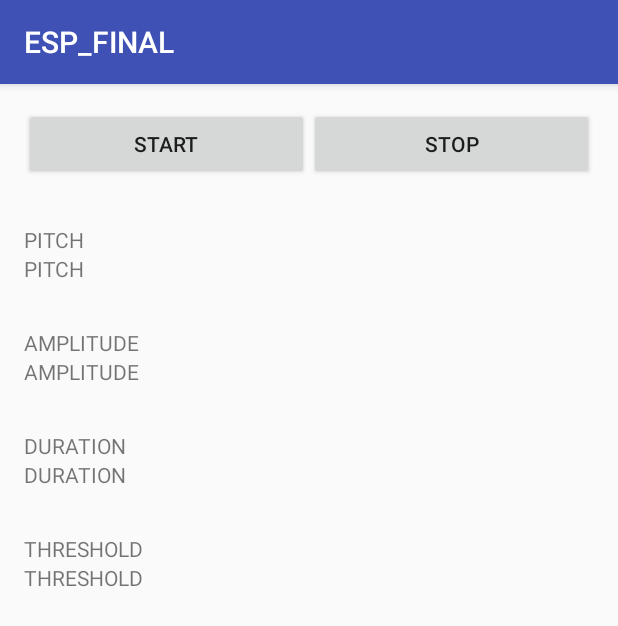
After one commit to dbawale/ECE558Project4, an Android app: the MainActivity screen opened directly, with no data from a screen before it, on a phone screen of 412 x 824 dp. The commit adds this screen. Shown: the top 626 px of the screen. Run offline under Robolectric (Android 15) with nearby library versions, the phone set to English and light mode, and no system bars.

Commit message:
First merge of bluetooth and audio feature

```diff
--- a/app/build.gradle
+++ b/app/build.gradle
@@ -20,10 +20,11 @@ android {
 }
 
 dependencies {
-    compile fileTree(dir: 'libs', include: ['*.jar'])
+    compile fileTree(include: ['*.jar'], dir: 'libs')
     androidTestCompile('com.android.support.test.espresso:espresso-core:2.2.2', {
         exclude group: 'com.android.support', module: 'support-annotations'
     })
     compile 'com.android.support:appcompat-v7:25.0.1'
     testCompile 'junit:junit:4.12'
+    compile files('libs/TarsosDSP-Android-2.0.jar')
 }
--- /dev/null
+++ b/app/src/main/java/srivatsa/yogendra/pdx/edu/esp_final/MainActivity.java
@@ -0,0 +1,282 @@
+package srivatsa.yogendra.pdx.edu.esp_final;
+
+import android.os.Bundle;
+import android.support.v7.app.AppCompatActivity;
+import android.util.Log;
+import android.view.View;
+import android.widget.Button;
+import android.widget.TextView;
+
+import java.util.ArrayList;
+
+
+import android.media.AudioRecord;
+import android.support.v7.app.AppCompatActivity;
+import android.os.Bundle;
+import android.util.Log;
+import android.view.View;
+import android.widget.Button;
+import android.widget.TextView;
+
+import java.lang.reflect.Array;
+import java.util.ArrayList;
+
+import be.tarsos.dsp.AudioDispatcher;
+import be.tarsos.dsp.AudioEvent;
+import be.tarsos.dsp.io.android.AudioDispatcherFactory;
+import be.tarsos.dsp.pitch.PitchDetectionHandler;
+import be.tarsos.dsp.pitch.PitchDetectionResult;
+import be.tarsos.dsp.pitch.PitchProcessor;
+
+public class MainActivity extends AppCompatActivity {
+
+    //private float pitchValue;
+    //private double amplitudeValue;
+    private int size = 512;
+    private int sampleRate = 24000;
+    private AudioDispatcher dispatcher;
+    private Thread thread;
+    private double duration;
+    private ArrayList<Double> amplitudeBuffer;
+
+    private Button startButton;
+    private Button stopButton;
+    private TextView pitchText;
+    private TextView amplitudeText;
+    private TextView durationText;
+    private TextView thresholdText;
+
+
+    private double avgAmplitude = 0.0;
+    private int count = 0;
+    private double sum = 0.0;
+
+
+    //Threshold Constants
+    private static final int MIN_THRESHOLD = 0;
+    private static final int MAX_THRESHOLD = 1;
+    private static final int AVG_THRESHOLD = 2;
+    private double[] threshold = new double[3];
+
+
+    @Override
+    protected void onCreate(Bundle savedInstanceState) {
+        super.onCreate(savedInstanceState);
+        setContentView(R.layout.activity_main);
+
+        initialize(); // Initialize all the widgets to be used in the activity
+
+        /*
+         * Set on click listener for start listening to music
+         */
+        startButton.setOnClickListener(new View.OnClickListener() {
+            @Override
+            public void onClick(View view) {
+                startButton.setEnabled(false);
+                stopButton.setEnabled(true);
+                amplitudeBuffer = new ArrayList<Double>();
+                //Initialize audio dispatcher to listen from microphone
+                dispatcher = AudioDispatcherFactory.fromDefaultMicrophone(sampleRate,1024,size);
+
+                // Calculate the pitch and loudness in the detected audio stream
+                //CalculatePitchLoudness(dispatcher);
+                CalculatePitchLoudness();
+
+                // do this calculation in a thread
+
+                thread = new Thread(dispatcher,"Audio Dispatcher");
+                thread.start();
+
+            }
+        });
+
+        /*
+         * On click listener for stop listening to music
+         */
+        stopButton.setOnClickListener(new View.OnClickListener() {
+            @Override
+            public void onClick(View view) {
+                thread.interrupt();
+                thread = null;
+                startButton.setEnabled(true);
+                stopButton.setEnabled(false);
+                try{
+                    if(dispatcher!=null)
+                    {
+                        dispatcher.stop();
+                    }
+                }
+                catch (Exception e) {
+                    e.printStackTrace();
+                }
+            }
+        });
+
+    }
+
+    // Getters and Setters
+
+    public double getThreshold(int index) {
+        return this.threshold[index];
+    }
+
+    public void setThreshold(double thresholdValue, int index) {
+        this.threshold[index] = thresholdValue;
+    }
+
+
+    /**
+     *
+     */
+    public void initialize()
+    {
+        startButton = (Button) findViewById(R.id.startButton);
+        stopButton = (Button) findViewById(R.id.stopButton);
+        pitchText = (TextView) findViewById(R.id.pitchTextView);
+        amplitudeText = (TextView) findViewById(R.id.amplitudeTextView);
+        durationText = (TextView) findViewById(R.id.durationTextView);
+        thresholdText = (TextView) findViewById(R.id.thresholdTextView);
+
+    }
+
+    /**
+     *
+     *
+     */
+    public void CalculatePitchLoudness()
+    {
+
+        dispatcher.addAudioProcessor(new PitchProcessor(PitchProcessor.PitchEstimationAlgorithm.FFT_YIN, 22050, size*2, new PitchDetectionHandler() {
+
+            @Override
+            public void handlePitch(PitchDetectionResult pitchDetectionResult,
+                                    AudioEvent audioEvent) {
+                double pitchValue = pitchDetectionResult.getPitch();
+                Log.d("PITCH", String.valueOf(pitchValue));
+                double amplitudeValue = CalculateLoudness(audioEvent.getFloatBuffer(), audioEvent.getBufferSize());
+                double dbLevel = soundPressureLevel(audioEvent.getFloatBuffer());
+                calculateThreshold(dbLevel);
+                Log.d("AMPLITUDE", String.valueOf(amplitudeValue));
+                Log.d("DECIBEL", String.valueOf(dbLevel));
+                display(pitchValue, amplitudeValue);
+            }
+        }));
+
+        Log.d("THRESHOLD", String.valueOf(getThreshold(AVG_THRESHOLD)));
+    }
+
+    private double soundPressureLevel(final float[] buffer) {
+        double power = 0.0D;
+        for (float element : buffer) {
+            power += element * element;
+        }
+        double value = Math.pow(power, 0.5)/ buffer.length;;
+        return 20.0 * Math.log10(value);
+    }
+
+    private void calculateThreshold(double dbValue) {
+        double secondsProcessed = Math.abs(dispatcher.secondsProcessed());
+
+        /* Use the first 10sec of audio stream as training data for the microphone.
+         * Using this data set the threshold values for colors to be displayed.
+         */
+        if((secondsProcessed <= 2))
+            amplitudeBuffer.add(dbValue);
+        else if((secondsProcessed<2.20) && ((secondsProcessed%2 >= 0) && (secondsProcessed%2 < 0.05)))
+            setThreshold();
+//
+//        if((secondsProcessed%30 >= 0) && (secondsProcessed%30 < 0.05))
+//        {
+//
+//            // Reset the threshold.
+//            // use the next 10sec as training data.
+//        }
+    }
+
+    /**
+     * Calculate the minimum, maximum, average value of the amplitude for a period of 10sec
+     */
+    private void setThreshold() {
+        double min = Double.MAX_VALUE;
+        double max = Double.MIN_VALUE;
+        double avg = 0.0;
+
+        for(int i=0; i<amplitudeBuffer.size(); i++) {
+            if(min > amplitudeBuffer.get(i))
+                min = amplitudeBuffer.get(i);
+            if(max < amplitudeBuffer.get(i))
+                max = amplitudeBuffer.get(i);
+            avg += amplitudeBuffer.get(i);
+        }
+
+        setThreshold(min, MIN_THRESHOLD);
+        setThreshold(max, MAX_THRESHOLD);
+        setThreshold(avg, AVG_THRESHOLD);
+        amplitudeBuffer.clear();
+    }
+
+    /**
+     *
+     * @param buffer
+     * @param bufferSize
+     * @return
+     */
+    private double CalculateLoudness(float[] buffer, int bufferSize)
+    {
+        double sumLevel = 0.0;
+        for (int i = 0; i < bufferSize; i++) {
+            sumLevel += buffer[i]*1000000;
+        }
+        return Math.abs(sumLevel/bufferSize);
+    }
+
+    /**
+     * Display data on UI in a UI thread.
+     */
+    private void display(final double pitchValue, final double amplitudeValue)
+    {
+        runOnUiThread(new Runnable() {
+            @Override
+            public void run() {
+                pitchText.setText("" + pitchValue);
+                amplitudeText.setText("" + amplitudeValue);
+                durationText.setText(""+duration);
+                thresholdText.setText(""+getThreshold(AVG_THRESHOLD));
+            }
+        });
+
+    }
+
+
+
+}
+
+
+/**
+ * Extra code ignore
+ */
+//                    count += 1;
+//                    sum += amplitudeValue;
+//                }while (count<10);
+
+//                duration = dispatcher.secondsProcessed();
+//                Log.d("DURATION", String.valueOf(duration));
+//                Log.d("COUNT", String.valueOf(count));
+//                avgAmplitude = sum/count;
+//                //Log.d("AVGAMPLITUDE", String.valueOf(amplitudeValue));
+//                sum = 0.0;
+//                count = 0;
+
+//                display();
+//                if(duration % (1/60) == 0) {
+//                if(count == 60) {
+//                    amplitudeValue = avgAmplitude/count;
+//                    Log.d("AVGAMPLITUDE", String.valueOf(amplitudeValue));
+//                    avgAmplitude = 0.0;
+//                    count = 0;
+//                    display();
+//                }
+//                else {
+//                    avgAmplitude += amplitudeValue;
+//                    count++;
+//                }
--- /dev/null
+++ b/app/src/main/res/layout/activity_main.xml
@@ -0,0 +1,95 @@
+<?xml version="1.0" encoding="utf-8"?>
+<LinearLayout xmlns:android="http://schemas.android.com/apk/res/android"
+    xmlns:tools="http://schemas.android.com/tools"
+    android:layout_width="match_parent"
+    android:layout_height="match_parent"
+    android:paddingBottom="@dimen/activity_vertical_margin"
+    android:paddingLeft="@dimen/activity_horizontal_margin"
+    android:paddingRight="@dimen/activity_horizontal_margin"
+    android:paddingTop="@dimen/activity_vertical_margin"
+    android:orientation="vertical"
+    tools:context="srivatsa.yogendra.pdx.edu.esp_final.MainActivity">
+
+    <LinearLayout
+        android:layout_width="match_parent"
+        android:layout_height="wrap_content"
+        android:orientation="horizontal"
+        >
+
+        <Button
+            android:layout_width="0dp"
+            android:layout_height="wrap_content"
+            android:layout_weight="1"
+            android:text="@string/startButton"
+            android:id="@+id/startButton"
+            />
+
+        <Button
+            android:layout_width="0dp"
+            android:layout_height="wrap_content"
+            android:layout_weight="1"
+            android:text="@string/stopButton"
+            android:id="@+id/stopButton"
+            />
+    </LinearLayout>
+
+    <TextView
+        android:layout_width="match_parent"
+        android:layout_height="wrap_content"
+        android:text="@string/pitchText"
+        android:layout_gravity="center"
+        android:layout_marginTop="@dimen/margin"
+        />
+
+    <TextView
+        android:id="@+id/pitchTextView"
+        android:layout_width="match_parent"
+        android:layout_height="wrap_content"
+        android:text="@string/pitchText"
+        />
+
+    <TextView
+        android:layout_width="match_parent"
+        android:layout_height="wrap_content"
+        android:text="@string/amplitudeText"
+        android:layout_gravity="center"
+        android:layout_marginTop="@dimen/margin"
+        />
+
+    <TextView
+        android:id="@+id/amplitudeTextView"
+        android:layout_width="match_parent"
+        android:layout_height="wrap_content"
+        android:text="@string/amplitudeText"
+        />
+
+    <TextView
+        android:layout_width="match_parent"
+        android:layout_height="wrap_content"
+        android:text="@string/durationText"
+        android:layout_marginTop="@dimen/margin"
+        />
+
+    <TextView
+        android:layout_width="match_parent"
+        android:layout_height="wrap_content"
+        android:text="@string/durationText"
+        android:id="@+id/durationTextView"
+        />
+
+    <TextView
+        android:layout_width="match_parent"
+        android:layout_height="wrap_content"
+        android:text="@string/thresholdText"
+        android:layout_marginTop="@dimen/margin"
+        />
+
+    <TextView
+        android:layout_width="match_parent"
+        android:layout_height="wrap_content"
+        android:text="@string/thresholdText"
+        android:id="@+id/thresholdTextView"
+        />
+
+
+</LinearLayout>
--- a/app/src/main/res/values/dimens.xml
+++ b/app/src/main/res/values/dimens.xml
@@ -2,4 +2,5 @@
     <!-- Default screen margins, per the Android Design guidelines. -->
     <dimen name="activity_horizontal_margin">16dp</dimen>
     <dimen name="activity_vertical_margin">16dp</dimen>
+    <dimen name="margin">30dp</dimen>
 </resources>
--- a/app/src/main/res/values/strings.xml
+++ b/app/src/main/res/values/strings.xml
@@ -4,4 +4,10 @@
     <string name="title_other_devices">Available Devices</string>
     <string name="bluetooth_not_supported">Bluetooth is not supported on this device</string>
     <string name="bluetooth_cannot_use_without">Cannot use this application without Bluetooth</string>
+    <string name="startButton">START</string>
+    <string name="stopButton">STOP</string>
+    <string name="pitchText">PITCH</string>
+    <string name="amplitudeText">AMPLITUDE</string>
+    <string name="durationText">DURATION</string>
+    <string name="thresholdText">THRESHOLD</string>
 </resources>
```
Also changed, not shown: app/src/main/AndroidManifest.xml (+5 -3 lines), app/libs/TarsosDSP-Android-2.0.jar (added), 3 other files.
